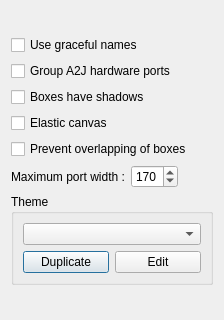
This is resources/ui/canvas_options.ui in Houston4444/RaySession as Qt 5 draws it before an edit. The edited form follows.
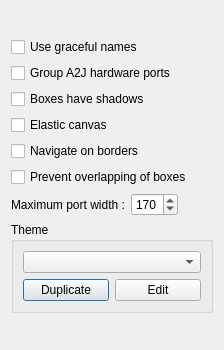
This is the edited form. Icons and pictures are not drawn.

Commit message: implement borders_navigation as an option

The edit to the form file:
```diff
--- a/resources/ui/canvas_options.ui
+++ b/resources/ui/canvas_options.ui
@@ -7,7 +7,7 @@
     <x>0</x>
     <y>0</y>
     <width>224</width>
-    <height>320</height>
+    <height>350</height>
    </rect>
   </property>
   <property name="windowTitle">
@@ -63,6 +63,16 @@
        </property>
       </widget>
      </item>
+     <item>
+      <widget class="QCheckBox" name="checkBoxBordersNavigation">
+       <property name="toolTip">
+        <string>&lt;html&gt;&lt;head/&gt;&lt;body&gt;&lt;p&gt;Allows navigation on borders.&lt;/p&gt;&lt;p&gt;While connecting, moving or selecting boxes, the view is moved when cursor is near a border. &lt;/p&gt;&lt;p&gt;This way, no need to scroll mouse wheel, press shift button or move scroll bars.&lt;/p&gt;&lt;p&gt;&lt;br/&gt;&lt;/p&gt;&lt;p&gt;This has strictly no effect if the entire scene is visible in the view.&lt;/p&gt;&lt;/body&gt;&lt;/html&gt;</string>
+       </property>
+       <property name="text">
+        <string>Navigate on borders</string>
+       </property>
+      </widget>
+     </item>
      <item>
       <widget class="QCheckBox" name="checkBoxPreventOverlap">
        <property name="toolTip">
```
Left out of the diff: 3 changed lines with no effect on the pictures. The commit also changes 5 other files.
